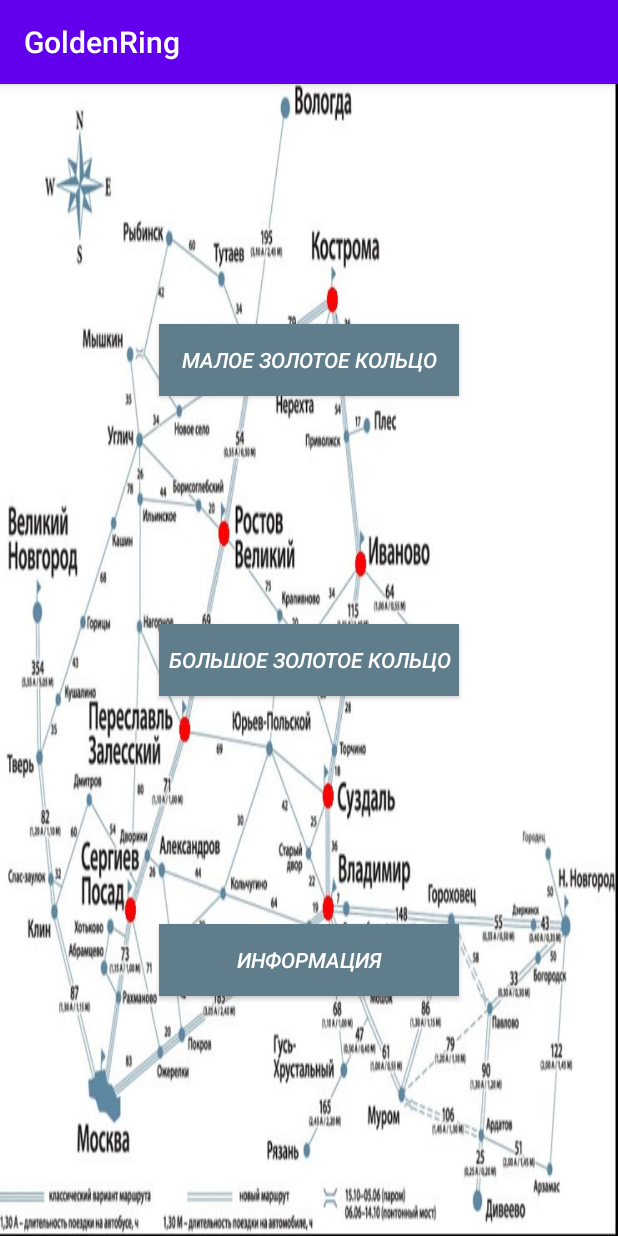
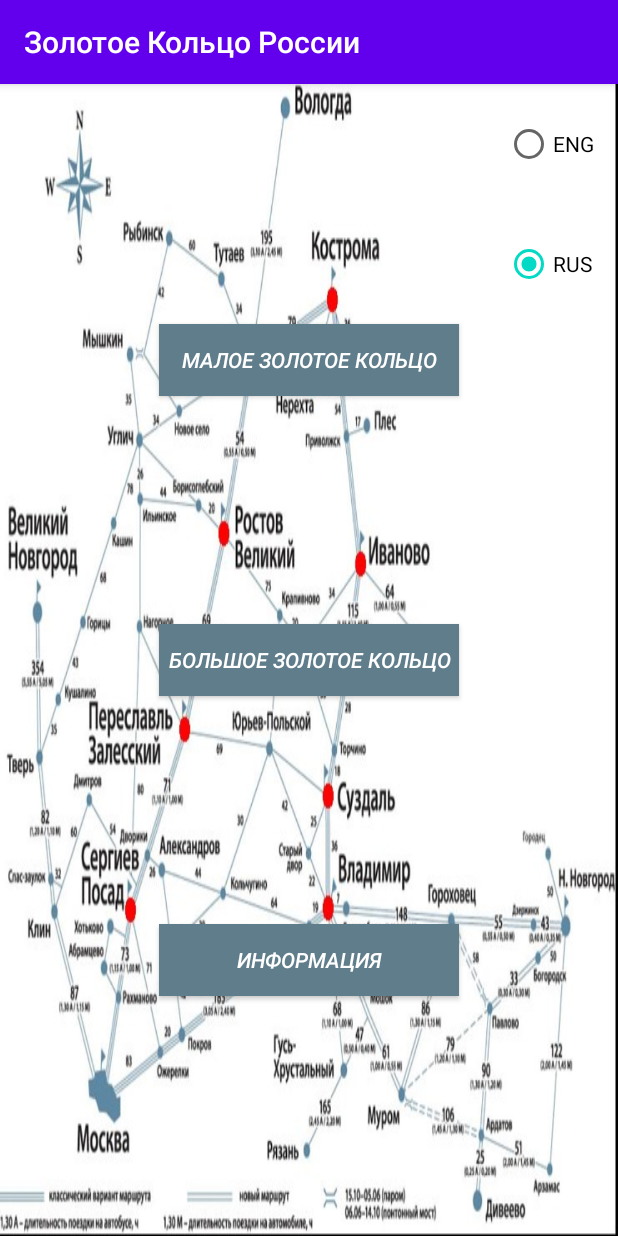
Before and after one commit to alexkatishev/goldRingRussia, an Android app: the screen it shows after launch (MainActivity), on a phone screen of 412 x 824 dp. Run offline under Robolectric (Android 15) with nearby library versions, the phone set to English and light mode, and no system bars.

Commit message:
init commit

```diff
--- a/app/src/main/res/layout/activity_main.xml
+++ b/app/src/main/res/layout/activity_main.xml
@@ -5,6 +5,33 @@
     android:layout_height="match_parent"
     android:background="@drawable/map_ring"
     tools:context=".MainActivity">
+<RadioGroup
+    android:id="@+id/rg_icon"
+    android:layout_width="wrap_content"
+    android:layout_height="wrap_content"
+    android:layout_gravity="end">
+
+    <RadioButton
+        android:id="@+id/rb_eng"
+        android:layout_width="wrap_content"
+        android:layout_height="wrap_content"
+        android:layout_gravity="end"
+        android:layout_margin="16dp"
+        android:layout_marginBottom="16dp"
+        android:checked="false"
+        android:minHeight="48dp"
+        android:text="@string/rb_eng" />
+
+    <RadioButton
+        android:id="@+id/rb_rus"
+        android:layout_width="wrap_content"
+        android:layout_height="wrap_content"
+        android:layout_margin="16dp"
+        android:layout_marginBottom="16dp"
+        android:checked="true"
+        android:minHeight="48dp"
+        android:text="@string/rb_rus" />
+</RadioGroup>
 
     <Button
         android:id="@+id/btn_smallRing"
@@ -15,7 +42,7 @@
         android:background="#607D8B"
         android:text="@string/btn_smallRing"
 
-        android:textColor="#ffffff"
+        android:textColor="@color/white"
         android:textStyle="italic"
         tools:ignore="TextContrastCheck" />
 
@@ -27,7 +54,7 @@
         android:layout_gravity="center"
         android:background="#607D8B"
         android:text="@string/btn_bigRing"
-        android:textColor="#ffffff"
+        android:textColor="@color/white"
 
         android:textStyle="italic"
         tools:ignore="TextContrastCheck" />
@@ -42,7 +69,7 @@
         android:background="#607D8B"
 
         android:text="@string/btn_info"
-        android:textColor="#ffffff"
+        android:textColor="@color/white"
         android:textStyle="italic"
         tools:ignore="TextContrastCheck" />
 
--- a/app/src/main/res/layout/list_item.xml
+++ b/app/src/main/res/layout/list_item.xml
@@ -29,6 +29,8 @@
         android:scaleX="1.0"
         android:scaleY="1.0"
         android:scaleType="centerCrop"/>
+
+
 
     <LinearLayout
         android:layout_width="match_parent"
--- a/app/src/main/res/values/strings.xml
+++ b/app/src/main/res/values/strings.xml
@@ -1,5 +1,5 @@
 <resources>
-    <string name="app_name">GoldenRing</string>
+    <string name="app_name">Золотое Кольцо России</string>
     <string name="btn_smallRing">МАЛОЕ ЗОЛОТОЕ КОЛЬЦО</string>
     <string name="btn_bigRing">БОЛЬШОЕ ЗОЛОТОЕ КОЛЬЦО</string>
     <string name="btn_info">ИНФОРМАЦИЯ</string>
@@ -114,6 +114,9 @@
         и несколько красивых церквей XVII-XVIII вв. Заслуживает внимания и Водонапорная башня.
         Кстати, именно во Владимире находится воспетая Михаилом Кругом тюрьма строгого режима
         – Владимирский централ.</string>
+    <string name="rb_eng">ENG</string>
+
+    <string name="rb_rus">RUS</string>
 
 
 </resources>
```
Also changed, not shown: app/src/main/java/ru/alexcat/goldenring/MainActivity.kt (+7 -0 lines), app/src/main/res/values-night/strings.xml (+117 -1 lines), 1 other file.
